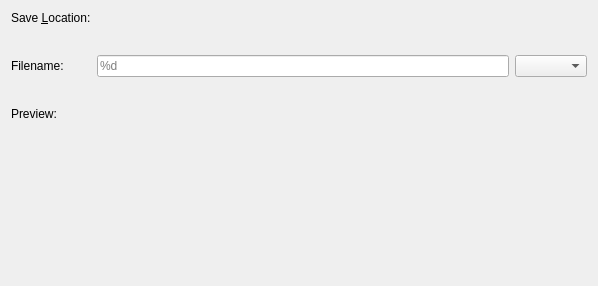
Old version of the form src/Gui/SettingsDialog/VideoSaveOptions.ui in the repository KDE/spectacle.
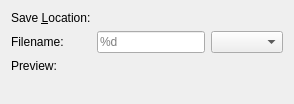
New version of the form. Custom widgets are drawn as their Qt base class.

```diff
--- a/src/Gui/SettingsDialog/VideoSaveOptions.ui
+++ b/src/Gui/SettingsDialog/VideoSaveOptions.ui
@@ -2,14 +2,6 @@
 <ui version="4.0">
  <class>VideoSaveOptions</class>
  <widget class="QWidget" name="VideoSaveOptions">
-  <property name="geometry">
-   <rect>
-    <x>0</x>
-    <y>0</y>
-    <width>598</width>
-    <height>286</height>
-   </rect>
-  </property>
   <layout class="QFormLayout" name="formLayout">
    <item row="1" column="0">
     <widget class="QLabel" name="saveLocationLabel">
@@ -28,23 +20,7 @@
      </property>
     </widget>
    </item>
-   <item row="2" column="0" colspan="2">
-    <spacer name="verticalSpacer">
-     <property name="orientation">
-      <enum>Qt::Vertical</enum>
-     </property>
-     <property name="sizeType">
-      <enum>QSizePolicy::Fixed</enum>
-     </property>
-     <property name="sizeHint" stdset="0">
-      <size>
-       <width>0</width>
-       <height>18</height>
-      </size>
-     </property>
-    </spacer>
-   </item>
-   <item row="3" column="0">
+   <item row="2" column="0">
     <widget class="QLabel" name="filenameLabel">
      <property name="text">
       <string>Filename:</string>
@@ -54,7 +30,7 @@
      </property>
     </widget>
    </item>
-   <item row="3" column="1">
+   <item row="2" column="1">
     <layout class="QHBoxLayout" name="saveLayout">
      <item>
       <widget class="QLineEdit" name="kcfg_videoFilenameTemplate">
@@ -68,37 +44,21 @@
      </item>
     </layout>
    </item>
-   <item row="4" column="0" colspan="2">
-    <spacer name="verticalSpacer_2">
-     <property name="orientation">
-      <enum>Qt::Vertical</enum>
-     </property>
-     <property name="sizeType">
-      <enum>QSizePolicy::Fixed</enum>
-     </property>
-     <property name="sizeHint" stdset="0">
-      <size>
-       <width>0</width>
-       <height>18</height>
-      </size>
-     </property>
-    </spacer>
-   </item>
-   <item row="5" column="0">
+   <item row="3" column="0">
     <widget class="QLabel" name="previewLabel">
      <property name="text">
       <string comment="Preview of the user configured filename">Preview:</string>
      </property>
     </widget>
    </item>
-   <item row="5" column="1">
+   <item row="3" column="1">
     <widget class="QLabel" name="preview">
      <property name="text">
       <string/>
      </property>
     </widget>
    </item>
-   <item row="7" column="1">
+   <item row="5" column="1">
     <widget class="QLabel" name="captureInstructionLabel">
      <property name="text">
       <string/>
```
